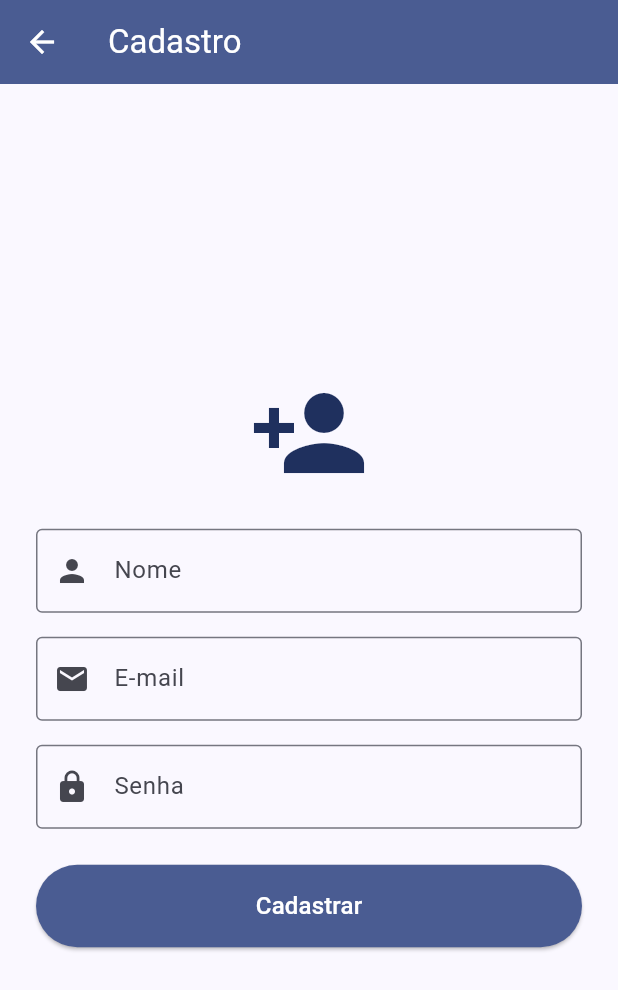
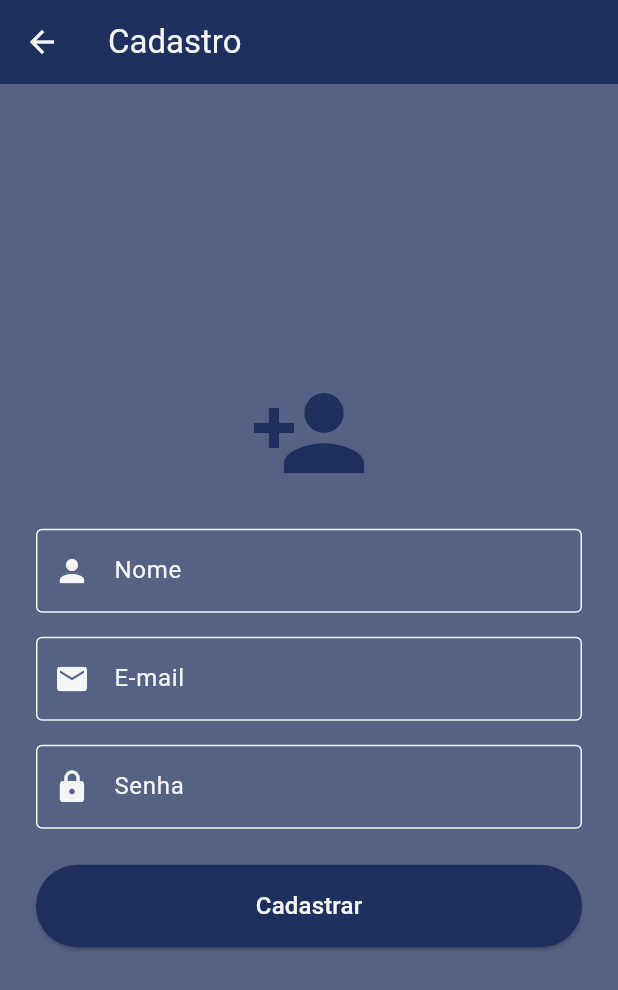
Before and after one commit to danguimaraes86/fiap-grupo-15-frontend, a Flutter app: the screen it shows after launch, after a tap on "Cadastrar", on a phone screen of 412 x 824 dp. Shown: the top 990 px of the screen. Run offline on Flutter 3.47's test engine with Material 3 defaults, Android fonts, the phone set to English and light mode, and no system bars; our stand-ins replace firebase_core; accounts and stored records are empty; generated files the repository leaves out were written again.

Commit message:
add: cores base do sistema

```diff
--- /dev/null
+++ b/lib/configs/system_colors.dart
@@ -0,0 +1,7 @@
+import 'dart:ui';
+
+class SystemColors {
+  static Color primary = Color.fromARGB(255, 31, 48, 94);
+  static Color secondary = Color.fromARGB(255, 85, 98, 132);
+  static Color background = Color.fromARGB(255, 245, 245, 245);
+}
--- a/lib/main.dart
+++ b/lib/main.dart
@@ -1,5 +1,6 @@
 import 'package:bytebank/pages/home/cadastro_view.dart';
 import 'package:bytebank/configs/firebase_options.dart';
+import 'package:bytebank/configs/system_colors.dart';
 import 'package:bytebank/pages/home/home_view.dart';
 import 'package:bytebank/pages/home/login_view.dart';
 import 'package:firebase_core/firebase_core.dart';
@@ -19,10 +20,17 @@ class MyApp extends StatelessWidget {
     return MaterialApp(
       title: 'ByteBank Fiap',
       theme: ThemeData(
-        colorScheme: ColorScheme.fromSeed(
-          seedColor: Color.fromARGB(255, 31, 48, 94),
+        colorScheme: ColorScheme(
+          brightness: Brightness.light,
+          primary: SystemColors.primary,
+          onPrimary: SystemColors.background,
+          secondary: SystemColors.secondary,
+          onSecondary: SystemColors.background,
+          error: Colors.yellowAccent,
+          onError: SystemColors.background,
+          surface: SystemColors.secondary,
+          onSurface: SystemColors.background,
         ),
-        useMaterial3: true,
       ),
       home: const MyHomePage(),
       routes: {
```
